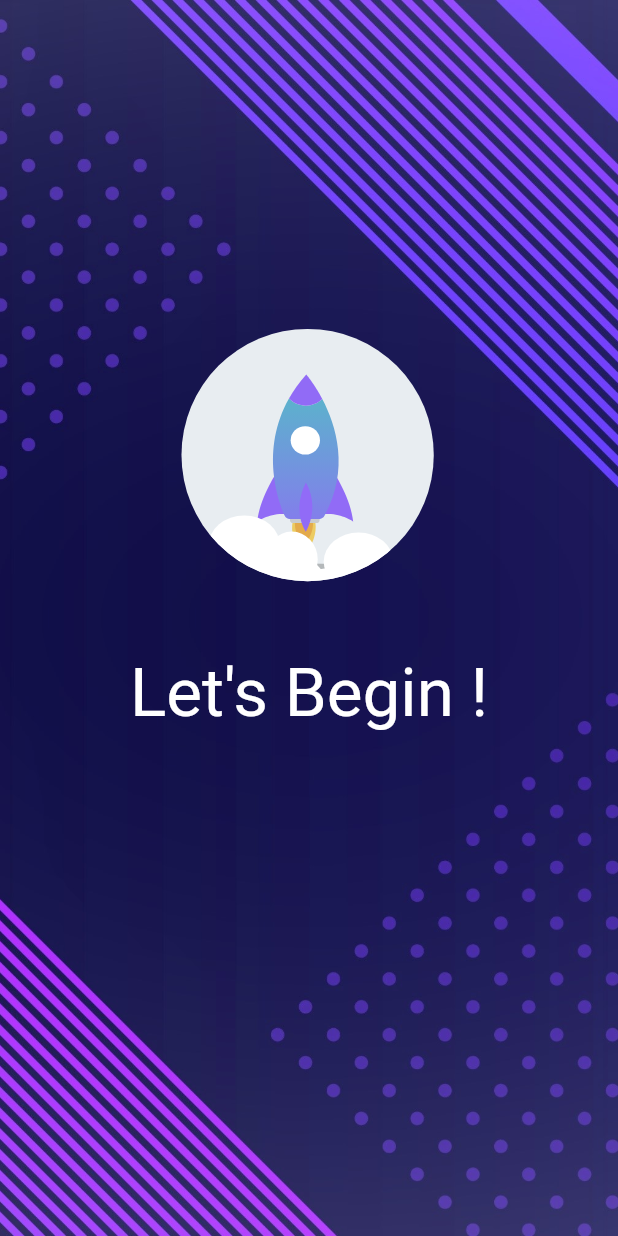
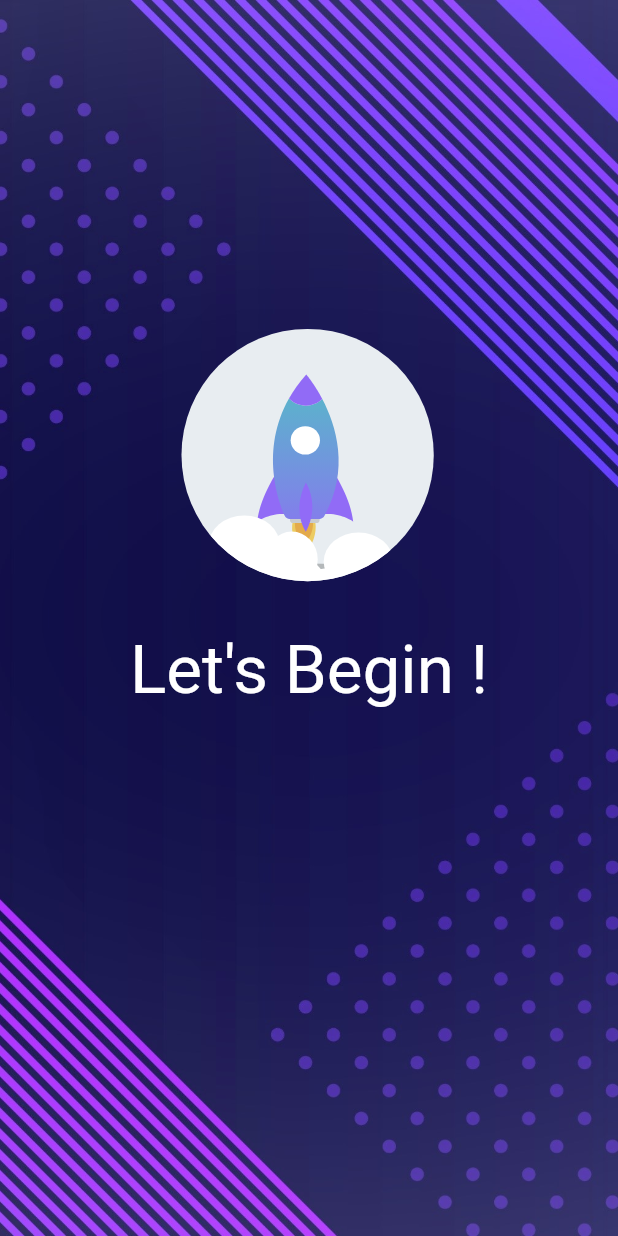
Before and after one commit to indikaNK/GuessTheWord_2021_CTSE, a Flutter app: the screen it shows after launch, after a tap on "PLAY", on a phone screen of 412 x 824 dp. Run offline on Flutter 3.47's test engine with Material 2 defaults, Android fonts, the phone set to English and light mode, and no system bars; our stand-ins replace cloud_firestore, firebase_core, lottie; accounts and stored records are empty.

Commit message:
simple ui changes on home & splash screens

```diff
--- a/lib/screens/Home.dart
+++ b/lib/screens/Home.dart
@@ -17,27 +17,12 @@ class HOME extends StatelessWidget {
                     image: AssetImage('assets/bodybg.jpg'), fit: BoxFit.cover)),
           ),
           Container(
-              alignment: Alignment.center,
-              child: Padding(
-                padding: const EdgeInsets.only(top: 200.0),
-                child: CustomButtonRaised(
-                  text: 'PLAY',
-                  onTap: () {
-                    print('play button presesd');
-                    Navigator.of(context).pushReplacement(
-                        MaterialPageRoute(builder: (context) => splashscreen()));
-                  },
-                  color: Colors.purple[300],
-                  height: 50,
-                  width: 350,
-                  fontColor: Colors.white,
-                  fontSize: 24,
-                ),
-              )),
+            child: Column(
+              children: [
                 Container(
                   alignment: Alignment.topCenter,
                   child: Padding(
-              padding: const EdgeInsets.only(top: 400.0),
+                    padding: const EdgeInsets.only(top: 250.0),
                     child: Text(
                       "GUESS THE WORD",
                       style: TextStyle(
@@ -48,6 +33,29 @@ class HOME extends StatelessWidget {
                     ),
                   ),
                 ),
+                Container(
+                    alignment: Alignment.center,
+                    child: Padding(
+                      padding: const EdgeInsets.only(top: 50.0),
+                      child: CustomButtonRaised(
+                        text: 'PLAY',
+                        onTap: () {
+                          print('play button presesd');
+                          Navigator.of(context).pushReplacement(
+                              MaterialPageRoute(builder: (context) => splashscreen()));
+                        },
+                        color: Colors.purple[300],
+                        height: 50,
+                        width: 120,
+                        fontColor: Colors.white,
+                        fontSize: 24,
+                      ),
+                    ),),
+
+              ],
+            ),
+          ),
+
           Container(
             alignment: Alignment.topRight,
             child: SafeArea(
--- a/lib/screens/splash.dart
+++ b/lib/screens/splash.dart
@@ -31,15 +31,8 @@ class SPlashScreen extends State<splashscreen> {
                   image: AssetImage('assets/bodybg.jpg'), fit: BoxFit.cover)),
         ),
         Container(
-          alignment: Alignment.center,
-          child: Padding(
-            padding: const EdgeInsets.only(top:100.0),
-            child: Text(
-              "Let's Begin !",
-              style: TextStyle(color: Colors.white , fontSize: 45),
-            ),
-          ),
-        ),
+          child: Column(
+            children: [
               Container(
                 child: Column(
                   children: [
@@ -55,7 +48,21 @@ class SPlashScreen extends State<splashscreen> {
                     )
                   ],
                 ),
-        )
+              ),
+              Container(
+                alignment: Alignment.center,
+                child: Padding(
+                  padding: const EdgeInsets.only(top:20.0),
+                  child: Text(
+                    "Let's Begin !",
+                    style: TextStyle(color: Colors.white , fontSize: 45),
+                  ),
+                ),
+              ),
+            ],
+          ),
+        ),
+
       ],
     ));
   }
```
Lines whose indentation alone changed are shown as unchanged.
